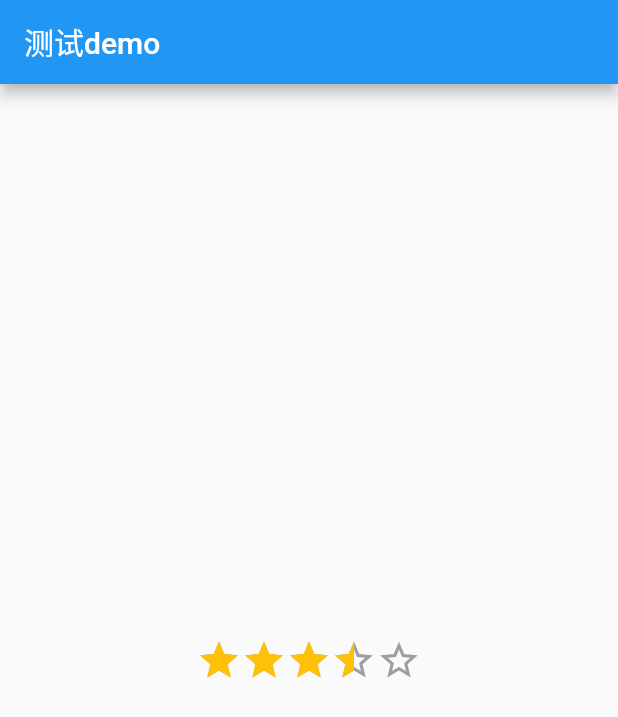
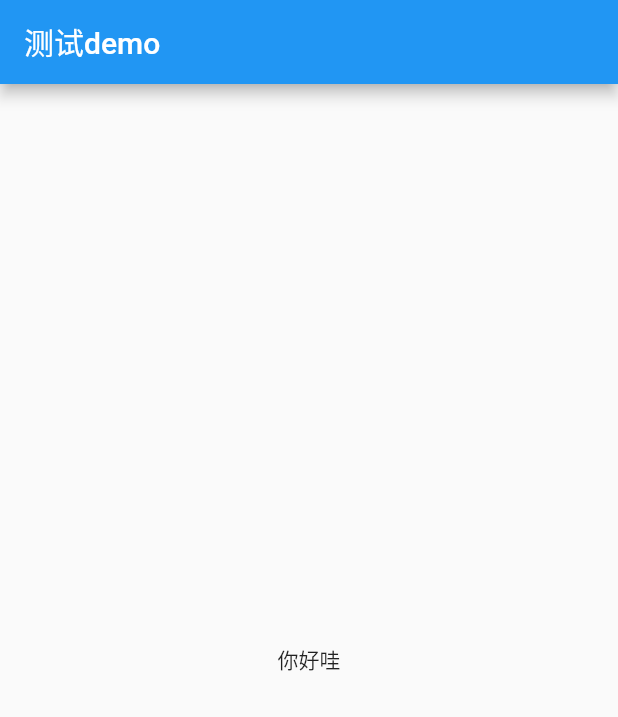
Before and after one commit to githubxiangdong/LearnFlutter, a Flutter app: the screen it shows after launch, on a phone screen of 412 x 824 dp. Shown: the top 717 px of the screen. Run offline on Flutter 3.47's test engine with Material 2 defaults, Android fonts, the phone set to English and light mode, and no system bars.

Commit message:
抽离demo

```diff
--- /dev/null
+++ b/02 learnFlutter/learn_flutter/lib/00_语法学习/03_面向对象/00_语法学习/03_面向对象/01_构造方法/start_rating.dart
@@ -0,0 +1 @@
+// TODO Implement this library.
--- /dev/null
+++ b/02 learnFlutter/learn_flutter/lib/00_语法学习/03_面向对象/00_语法学习/03_面向对象/02_继承/heart_rating.dart
@@ -0,0 +1 @@
+// TODO Implement this library.
--- /dev/null
+++ b/02 learnFlutter/learn_flutter/lib/00_语法学习/03_面向对象/00_语法学习/03_面向对象/03_抽象类和隐式接口/person.dart
@@ -0,0 +1 @@
+// TODO Implement this library.
--- /dev/null
+++ b/02 learnFlutter/learn_flutter/lib/00_语法学习/03_面向对象/00_语法学习/03_面向对象/04_类成员和类方法/student_info.dart
@@ -0,0 +1 @@
+// TODO Implement this library.
--- /dev/null
+++ b/02 learnFlutter/learn_flutter/lib/00_语法学习/03_面向对象/main.dart
@@ -0,0 +1,100 @@
+import 'package:flutter/material.dart';
+import '01_构造方法/start_rating.dart';
+import '02_继承/heart_rating.dart';
+import '03_抽象类和隐式接口/person.dart';
+import '04_类成员和类方法/student_info.dart';
+
+main() => runApp(const MyApp());
+
+class MyApp extends StatelessWidget {
+  const MyApp({Key? key}) : super(key: key);
+
+  @override
+  Widget build(BuildContext context) {
+    return const MaterialApp(
+        home: MyHomePage()
+    );
+  }
+}
+
+class MyHomePage extends StatelessWidget {
+  const MyHomePage({Key? key}) : super(key: key);
+
+  @override
+  Widget build(BuildContext context) {
+
+    /// 1. 普通构造方法
+    final starRating = StartRating(rating: 4,);
+    final starRating2 = StartRating(rating: 3,);
+    debugPrint("是否是同一个对象：${identical(starRating, starRating2)}");
+
+    /// 2. 命名构造方法
+    /// 此时对象其实是 new 出来的一个对象，但是在 2.0一上 new可以省略
+    var heart1 = new StartRating.heart(rating: 4);
+    var heart2 = new StartRating.heart(rating: 4);
+    // debugPrint("是否是同一个对象：${identical(startRating, startRating2)}");
+
+    /// 3. 常量构造方法
+    /// 如果我传入的是一样的参数，得到的对象也是同一个，该怎么办？
+    /// 常量构造方法???
+    const triangle = StartRating.triangle(rating: 7);
+    const triangle2 = StartRating.triangle(rating: 7);
+    // debugPrint("是否是同一个对象：${identical(triangle, triangle2)}");
+
+    /// 4. 重定向构造方法
+    final circle = StartRating.circle(8);
+
+    /// 5. 工厂构造方法
+    final star1 = StartRating.withRating(9);
+    final star2 = StartRating.withRating(6);
+    // debugPrint("star1与star2是否是同一个对象：${star1 == star2}");
+
+    /// 6. 单例
+    final star3 = StartRating.star(3);
+    final star4 = StartRating.star(8);
+    // debugPrint("star与star2是否是同一个对象：${identical(star3, star4)}");
+
+    /// 7. 继承
+    /// 如果我想实现一个心形的评分，直接继承就可以实现
+    final heartRating = HeartRating(rating: 1,);
+
+    /// 8. 抽象类
+    final person = Person();
+    person.running();
+    person.playing();
+    debugPrint("${person.height()}");
+
+    /// 9. 隐式接口
+    final student = Student();
+    student.running();
+    student.playing();
+    student.eating();
+    student.drinking();
+
+    /// 10. 类方法和类属性
+    // 实例对象
+    final stuInfo = StudentInfo();
+    stuInfo.grade = 90;
+    stuInfo.study();
+
+    // 类对象
+    StudentInfo.name = "小明";
+    StudentInfo.run();
+
+    /// 系统widget
+    const cen1 = Center(
+      child: Text("zxd"),
+    );
+    const cen2 = Center(
+      child: Text("zxd"),
+    );
+    // debugPrint("cen1 是否与 cen2一样： ${cen1 == cen2}");
+
+    return Scaffold(
+      appBar: AppBar(
+        title: const Text("测试demo"),
+      ),
+      body: Center(child: star3),
+    );
+  }
+}
--- a/02 learnFlutter/learn_flutter/lib/main.dart
+++ b/02 learnFlutter/learn_flutter/lib/main.dart
@@ -1,9 +1,4 @@
 import 'package:flutter/material.dart';
-import 'package:learn_flutter/00_%E8%AF%AD%E6%B3%95%E5%AD%A6%E4%B9%A0/03_%E9%9D%A2%E5%90%91%E5%AF%B9%E8%B1%A1/04_%E7%B1%BB%E6%88%90%E5%91%98%E5%92%8C%E7%B1%BB%E6%96%B9%E6%B3%95/student_info.dart';
-import '00_语法学习/03_面向对象/03_抽象类和隐式接口/person.dart';
-import '00_语法学习/03_面向对象/01_构造方法/start_rating.dart';
-import '00_语法学习/03_面向对象/02_继承/heart_rating.dart';
-
 main() => runApp(const MyApp());
 
 class MyApp extends StatelessWidget {
@@ -22,79 +17,11 @@ class MyHomePage extends StatelessWidget {
 
   @override
   Widget build(BuildContext context) {
-
-    /// 1. 普通构造方法
-    final starRating = StartRating(rating: 4,);
-    final starRating2 = StartRating(rating: 3,);
-    debugPrint("是否是同一个对象：${identical(starRating, starRating2)}");
-
-    /// 2. 命名构造方法
-    /// 此时对象其实是 new 出来的一个对象，但是在 2.0一上 new可以省略
-    var heart1 = new StartRating.heart(rating: 4);
-    var heart2 = new StartRating.heart(rating: 4);
-    // debugPrint("是否是同一个对象：${identical(startRating, startRating2)}");
-
-    /// 3. 常量构造方法
-    /// 如果我传入的是一样的参数，得到的对象也是同一个，该怎么办？
-    /// 常量构造方法???
-    const triangle = StartRating.triangle(rating: 7);
-    const triangle2 = StartRating.triangle(rating: 7);
-    // debugPrint("是否是同一个对象：${identical(triangle, triangle2)}");
-
-    /// 4. 重定向构造方法
-    final circle = StartRating.circle(8);
-
-    /// 5. 工厂构造方法
-    final star1 = StartRating.withRating(9);
-    final star2 = StartRating.withRating(6);
-    // debugPrint("star1与star2是否是同一个对象：${star1 == star2}");
-
-    /// 6. 单例
-    final star3 = StartRating.star(7);
-    final star4 = StartRating.star(8);
-    // debugPrint("star与star2是否是同一个对象：${identical(star3, star4)}");
-
-    /// 7. 继承
-    /// 如果我想实现一个心形的评分，直接继承就可以实现
-    final heartRating = HeartRating(rating: 1,);
-
-    /// 8. 抽象类
-    final person = Person();
-    person.running();
-    person.playing();
-    debugPrint("${person.height()}");
-
-    /// 9. 隐式接口
-    final student = Student();
-    student.running();
-    student.playing();
-    student.eating();
-    student.drinking();
-
-    /// 10. 类方法和类属性
-    // 实例对象
-    final stuInfo = StudentInfo();
-    stuInfo.grade = 90;
-    stuInfo.study();
-
-    // 类对象
-    StudentInfo.name = "小明";
-    StudentInfo.run();
-
-    /// 系统widget
-    const cen1 = Center(
-      child: Text("zxd"),
-    );
-    const cen2 = Center(
-      child: Text("zxd"),
-    );
-    // debugPrint("cen1 是否与 cen2一样： ${cen1 == cen2}");
-
     return Scaffold(
       appBar: AppBar(
         title: const Text("测试demo"),
       ),
-      body: Center(child: star3),
+      body: Center(child: Text("你好哇"),),
     );
   }
 }
```
